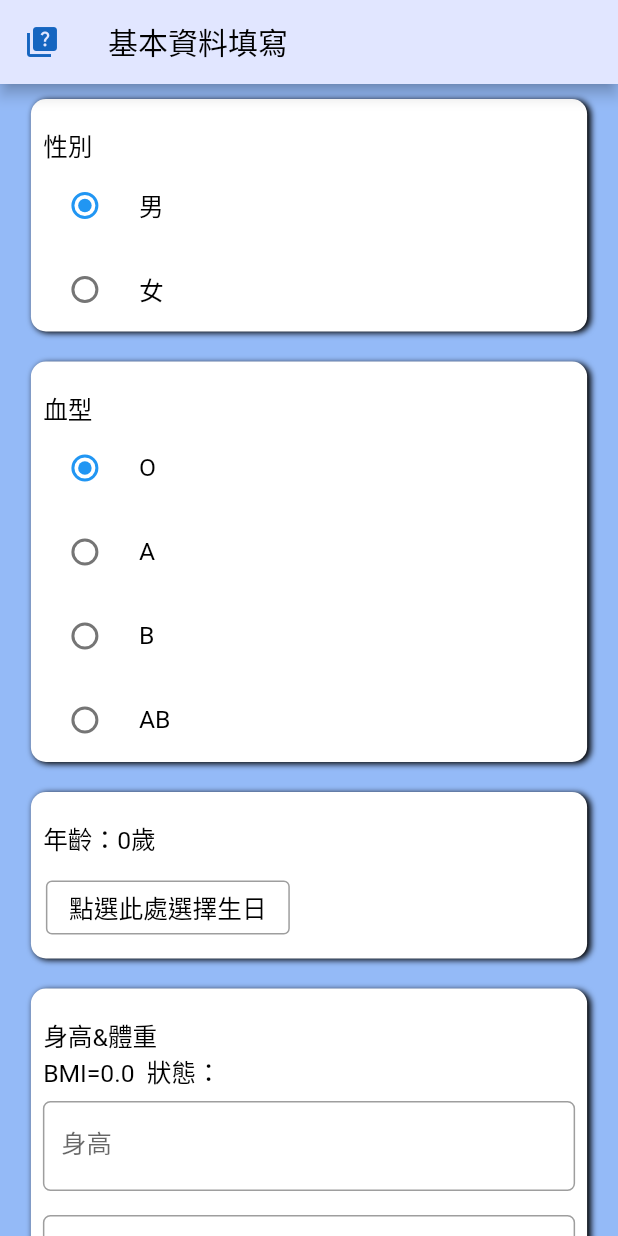
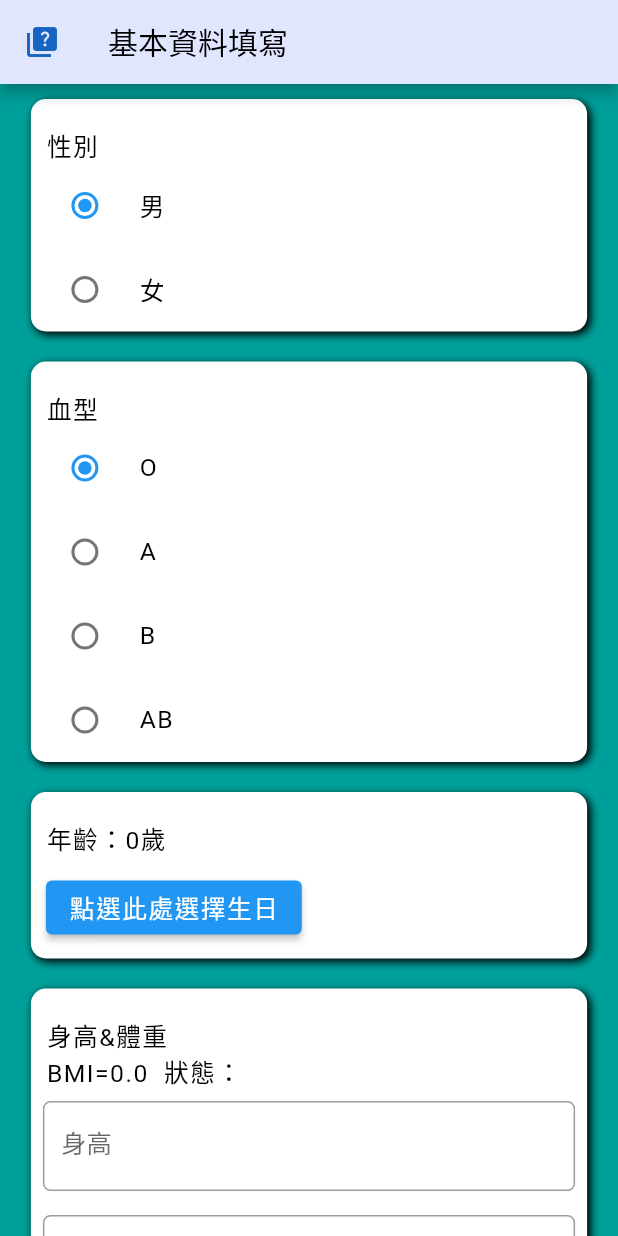
Before and after one commit to JamesLiu26/risk, a Flutter app: the PerQuest screen opened directly, on a phone screen of 412 x 824 dp. Run offline on Flutter 3.47's test engine with Material 2 defaults, Android fonts, the phone set to English and light mode, and no system bars.

Commit message:
2021/08/09：主畫面顏色、基本資料顏色&文字間距、聯絡方式文字間距

```diff
--- a/lib/contact.dart
+++ b/lib/contact.dart
@@ -25,14 +25,14 @@ class Contact extends StatelessWidget {
           crossAxisAlignment: CrossAxisAlignment.start,
           mainAxisAlignment: MainAxisAlignment.spaceEvenly,
           children: [
-            contactText(" 亞東醫院地址：\n  220新北市板橋區南雅南路二段21號", context),
-            contactText(" 服務時間：8:00~17:00", context),
-            contactText(" 總機(24hrs)：(02)8966-7000", context),
+            contactText("  亞東醫院地址：\n  220新北市板橋區南雅南路二段21號", context),
+            contactText("  服務時間：8:00~17:00", context),
+            contactText("  總機(24hrs)：(02)8966-7000", context),
             contactText(
-                " 顧客服務中心：\n  服務時間：8:30~16:30\n  幫您專線：(02)7738-2525\n  E-Mail：CRC@mail.femh.org.tw",
+                "  顧客服務中心：\n  服務時間：8:30~16:30\n  幫您專線：(02)7738-2525\n  E-Mail：CRC@mail.femh.org.tw",
                 context),
-            contactText(" 服務台：(02)8966-7000轉2144", context),
-            contactText(" 亞東醫院網址：www.femh.org.tw", context),
+            contactText("  服務台：(02)8966-7000轉2144", context),
+            contactText("  亞東醫院網址：www.femh.org.tw", context),
           ],
         ));
   }
@@ -40,5 +40,8 @@ class Contact extends StatelessWidget {
 
 Text contactText(String text, BuildContext context) {
   return Text(text,
-      style: TextStyle(fontSize: MediaQuery.of(context).size.width * 0.05));
+      style: TextStyle(
+          fontSize: MediaQuery.of(context).size.width * 0.05,
+          letterSpacing: 1,
+          height: 2));
 }
--- a/lib/login.dart
+++ b/lib/login.dart
@@ -95,6 +95,7 @@ class _LoginState extends State<Login> {
               suffixIcon: showPasswordIconButton(),
               border: OutlineInputBorder(
                   borderRadius: BorderRadius.all(Radius.circular(10)))),
+          // 是否顯示密碼
           obscureText: isPassword,
           obscuringCharacter: "*",
           onChanged: (String str) {
--- a/lib/main.dart
+++ b/lib/main.dart
@@ -22,13 +22,23 @@ class Risk extends StatelessWidget {
   Widget build(BuildContext context) {
     return Scaffold(
         body: Container(
+            decoration: BoxDecoration(
+                gradient: LinearGradient(
+                    colors: [
+                      Color(0xFF00A09A),
+                      Colors.white,
+                    ],
+                    begin: Alignment.topCenter,
+                    end: Alignment.bottomCenter,
+                    stops: [0.3, 1])),
             child: Center(
                 child: Column(
               mainAxisAlignment: MainAxisAlignment.spaceEvenly,
               children: [
                 Text("疾病風險評估",
-            style:
-                TextStyle(fontSize: MediaQuery.of(context).size.height * 0.05)),
+                    style: TextStyle(
+                        fontSize: MediaQuery.of(context).size.height * 0.05,
+                        color: Colors.white)),
                 Column(
                   children: [
                     signButton("註冊", SignUp(), context),
--- a/lib/personal_questionnaire.dart
+++ b/lib/personal_questionnaire.dart
@@ -19,6 +19,7 @@ void main() {
   return runApp(MaterialApp(
     home: PerQuest(),
     debugShowCheckedModeBanner: false,
+    theme: ThemeData(accentColor: Colors.green),
   ));
 }
 
@@ -51,26 +52,32 @@ class _PerQuestState extends State<PerQuest> {
   final emerRelationship = TextEditingController();
   final emerPhone = TextEditingController();
   // 家族/過往病史
-  Map familyPast = {
-    "心臟病": false,
-    "高血壓": false,
-    "高血脂": false,
-    "糖尿病": false,
-    "失智症": false,
-  };
-  List familyPastKey = [];
-  //不良習慣
-  Map badHabit = {
+  static List<String> diabeteHistory = ["有", "無"];
+  String selectHistory = diabeteHistory[1];
+  //不良習慣或情形發生
+  Map<String?, bool?> badHabit = {
     "喝酒": false,
     "抽菸": false,
     "熬夜": false,
-    "不運動": false,
+    "頻尿": false,
+    "視力退化": false
   };
   List badHabitKey = [];
 
-  RadioListTile<String> genderRadio(String text, String value) {
+  // 文字樣式----
+  Text textStyle(String text, [color = Colors.black]) {
+    return Text(text,
+        style: TextStyle(
+          color: color,
+          fontSize: MediaQuery.of(context).size.width * 0.04,
+          letterSpacing: 1,
+        ));
+  }
+
+  // 性別radio buttons
+  RadioListTile<String> genderRadio(String value) {
     return RadioListTile(
-        title: textStyle(text),
+        title: textStyle(value),
         value: value,
         groupValue: selectGender,
         onChanged: (currentValue) {
@@ -81,9 +88,10 @@ class _PerQuestState extends State<PerQuest> {
         });
   }
 
-  RadioListTile<String> bloodRadio(String text, String value) {
+  // 血型radio buttons
+  RadioListTile<String> bloodRadio(String value) {
     return RadioListTile(
-        title: textStyle(text),
+        title: textStyle(value),
         value: value,
         groupValue: selectBloodType,
         onChanged: (currentValue) {
@@ -94,6 +102,7 @@ class _PerQuestState extends State<PerQuest> {
         });
   }
 
+  // 日期選擇(生日)
   Future<DateTime?> chooseBirthday() {
     return showDatePicker(
       initialDatePickerMode: DatePickerMode.year,
@@ -119,6 +128,7 @@ class _PerQuestState extends State<PerQuest> {
     });
   }
 
+  // bmi計算
   void bmiCalculator() {
     if ((height.text != "" && weight.text != "")) {
       bmi = double.parse(weight.text) / pow(double.parse(height.text) / 100, 2);
@@ -144,6 +154,7 @@ class _PerQuestState extends State<PerQuest> {
     bmi = double.parse(bmi.toStringAsFixed(1));
   }
 
+  // 身高體重輸入框
   Padding inputCmKg(TextEditingController controller, String label) {
     return Padding(
         padding: const EdgeInsets.all(8.0),
@@ -164,6 +175,7 @@ class _PerQuestState extends State<PerQuest> {
         ));
   }
 
+  // 聯絡輸入框
   Padding inputContact(
       TextEditingController controller, String label, String? hint) {
     return Padding(
@@ -182,11 +194,17 @@ class _PerQuestState extends State<PerQuest> {
         ));
   }
 
-// ----
-  Text textStyle(String text, [color = Colors.black]) {
-    return Text(text,
-        style: TextStyle(
-            color: color, fontSize: MediaQuery.of(context).size.width * 0.04));
+  RadioListTile historyRadio(String value) {
+    return RadioListTile(
+        title: textStyle(value),
+        value: value,
+        groupValue: selectHistory,
+        onChanged: (currentValue) {
+          setState(() {
+            selectHistory = currentValue;
+            print(selectHistory);
+          });
+        });
   }
 
   Container questionArea(Widget child) {
@@ -199,8 +217,8 @@ class _PerQuestState extends State<PerQuest> {
             boxShadow: [
               BoxShadow(
                 color: Colors.black,
-                blurRadius: 3,
-                offset: Offset(2, 1),
+                blurRadius: 4,
+                offset: Offset(2, 2),
               )
             ]),
         child: child);
@@ -210,7 +228,7 @@ class _PerQuestState extends State<PerQuest> {
   @override
   Widget build(BuildContext context) {
     return Scaffold(
-        backgroundColor: Color(0xff94baf7),
+        backgroundColor: Color(0xFF00A09A),
         appBar: appBar("基本資料填寫", Icon(Icons.quiz, color: Colors.blue[800])),
         body: SingleChildScrollView(
             child: Center(
@@ -218,36 +236,45 @@ class _PerQuestState extends State<PerQuest> {
           questionArea(
               Column(crossAxisAlignment: CrossAxisAlignment.start, children: [
             textStyle("\n  性別"),
-            genderRadio("男", gender[0]),
-            genderRadio("女", gender[1]),
+            genderRadio(gender[0]),
+            genderRadio(gender[1]),
           ])),
+
           // ----
+          // ----
+          // ----
+
           questionArea(
               Column(crossAxisAlignment: CrossAxisAlignment.start, children: [
             textStyle("\n  血型"),
-            bloodRadio("O", bloodType[0]),
-            bloodRadio("A", bloodType[1]),
-            bloodRadio("B", bloodType[2]),
-            bloodRadio("AB", bloodType[3]),
+            bloodRadio(bloodType[0]),
+            bloodRadio(bloodType[1]),
+            bloodRadio(bloodType[2]),
+            bloodRadio(bloodType[3]),
           ])),
+
           // ----
+          // ----
+          // ----
+
           questionArea(
             Column(crossAxisAlignment: CrossAxisAlignment.start, children: [
               textStyle("\n  年齡：$age歲"),
               Padding(
                 padding: const EdgeInsets.all(10),
-                child: OutlinedButton(
-                    style: ButtonStyle(
-                        side: MaterialStateProperty.all<BorderSide>(
-                            BorderSide(color: Colors.grey))),
+                child: ElevatedButton(
                     onPressed: () async {
                       await chooseBirthday();
                     },
-                    child: textStyle(birthday)),
+                    child: textStyle(birthday, Color(0xffffffff))),
               )
             ]),
           ),
+
           // ----
+          // ----
+          // ----
+
           questionArea(Column(
             crossAxisAlignment: CrossAxisAlignment.start,
             children: [
@@ -257,16 +284,24 @@ class _PerQuestState extends State<PerQuest> {
               inputCmKg(weight, "體重"),
             ],
           )),
+
           // ----
+          // ----
+          // ----
+
           questionArea(Column(
             crossAxisAlignment: CrossAxisAlignment.start,
             children: [
               textStyle("\n  聯絡資訊"),
-              inputContact(contactAddress, "通訊地址", "XX市XX路..."),
-              inputContact(contactEmail, "電子郵件", "Google、Yahoo、OneDrive..."),
+              inputContact(contactAddress, "通訊地址", "例：XX市XX路..."),
+              inputContact(contactEmail, "電子郵件", "Google, Yahoo, OneDrive..."),
             ],
           )),
+
           // ----
+          // ----
+          // ----
+
           questionArea(
               Column(crossAxisAlignment: CrossAxisAlignment.start, children: [
             textStyle("\n  緊急聯絡人"),
@@ -274,78 +309,26 @@ class _PerQuestState extends State<PerQuest> {
             inputContact(emerRelationship, "關係", null),
             inputContact(emerPhone, "聯絡電話", "例：09XXXXXXXX"),
           ])),
+
           // ----
+          // ----
+          // ----
+
+          questionArea(
+              Column(crossAxisAlignment: CrossAxisAlignment.start, children: [
+            textStyle("\n  是否有糖尿病家族/過往病史"),
+            historyRadio(diabeteHistory[0]),
+            historyRadio(diabeteHistory[1])
+          ])),
+
+          // ----
+          // ----
+          // ----
+
           questionArea(Column(
             crossAxisAlignment: CrossAxisAlignment.start,
             children: [
-              textStyle("\n  是否有家族/過往病史(若沒有不必勾選)"),
-              Row(
-                children: [
-                  textStyle("  心臟病"),
-                  Checkbox(
-                      value: familyPast["心臟病"],
-                      onChanged: (bool? value) {
-                        setState(() {
-                          familyPast["心臟病"] = value;
-                        });
-                      }),
-                ],
-              ),
-              Row(
-                children: [
-                  textStyle("  高血壓"),
-                  Checkbox(
-                      value: familyPast["高血壓"],
-                      onChanged: (bool? value) {
-                        setState(() {
-                          familyPast["高血壓"] = value;
-                        });
-                      }),
-                ],
-              ),
-              Row(
-                children: [
-                  textStyle("  高血脂"),
-                  Checkbox(
-                      value: familyPast["高血脂"],
-                      onChanged: (bool? value) {
-                        setState(() {
-                          familyPast["高血脂"] = value;
-                        });
-                      }),
-                ],
-              ),
-              Row(
-                children: [
-                  textStyle("  糖尿病"),
-                  Checkbox(
-                      value: familyPast["糖尿病"],
-                      onChanged: (bool? value) {
-                        setState(() {
-                          familyPast["糖尿病"] = value;
-                        });
-                      }),
-                ],
-              ),
-              Row(
-                children: [
-                  textStyle("  失智症"),
-                  Checkbox(
-                      value: familyPast["失智症"],
-                      onChanged: (bool? value) {
-                        setState(() {
-                          familyPast["失智症"] = value;
-                        });
-                      }),
-                ],
-              ),
-            ],
-          )),
-          // ----
-          questionArea(Column(
-            crossAxisAlignment: CrossAxisAlignment.start,
-            children: [
-              textStyle("\n  是否有以下不良習慣(若沒有不必勾選)"),
+              textStyle("\n  是否有以下不良習慣或情形發生\n  (若沒有不必勾選)"),
               Row(
                 children: [
                   textStyle("  喝酒"),
@@ -384,19 +367,35 @@ class _PerQuestState extends State<PerQuest> {
               ),
               Row(
                 children: [
-                  textStyle("  不運動"),
+                  textStyle("  頻尿"),
                   Checkbox(
-                      value: badHabit["不運動"],
+                      value: badHabit["頻尿"],
                       onChanged: (bool? value) {
                         setState(() {
-                          badHabit["不運動"] = value;
+                          badHabit["頻尿"] = value;
+                        });
+                      }),
+                ],
+              ),
+              Row(
+                children: [
+                  textStyle("  視力退化"),
+                  Checkbox(
+                      value: badHabit["視力退化"],
+                      onChanged: (bool? value) {
+                        setState(() {
+                          badHabit["視力退化"] = value;
                         });
                       }),
                 ],
               ),
             ],
           )),
+
           // ----
+          // ----
+          // ----
+
           SizedBox(
               width: MediaQuery.of(context).size.width * 0.3,
               child: ElevatedButton(
@@ -404,8 +403,7 @@ class _PerQuestState extends State<PerQuest> {
                       backgroundColor:
                           MaterialStateProperty.all<Color>(Colors.white)),
                   onPressed: () {
-                    findKey(familyPast, familyPastKey);
-                    findKey(badHabit, badHabitKey);
+                    findBadhabit(badHabit, badHabitKey);
                     bmiCalculator();
 
                     Navigator.push(context,
@@ -417,7 +415,7 @@ class _PerQuestState extends State<PerQuest> {
   }
 }
 
-void findKey(Map map, List a) {
+void findBadhabit(Map map, List a) {
   a.clear();
   map.forEach((key, value) {
     if (value) {
--- a/lib/signup.dart
+++ b/lib/signup.dart
@@ -105,6 +105,7 @@ class _SignUpState extends State<SignUp> {
               suffixIcon: showPasswordIconButton(),
               border: OutlineInputBorder(
                   borderRadius: BorderRadius.all(Radius.circular(10)))),
+          // 是否顯示密碼
           obscureText: isPassword,
           obscuringCharacter: "*",
           onChanged: (String str) {
```
Lines whose indentation alone changed are shown as unchanged.
